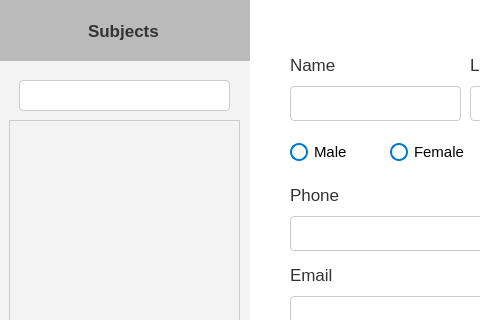
The window that School_System/ui/AddTeacherDialog.ui (KasperJack/School-Management-System) describes before a commit, drawn with Qt 5; both pictures show x 0 to 480 and y 0 to 320 of the 681 by 505 pixel window.
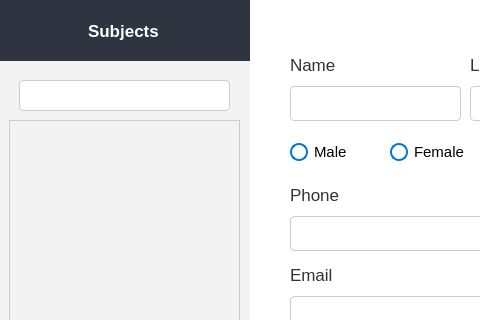
The same window after the commit.

```diff
--- a/School_System/ui/AddTeacherDialog.ui
+++ b/School_System/ui/AddTeacherDialog.ui
@@ -541,8 +541,9 @@
      </rect>
     </property>
     <property name="styleSheet">
-     <string notr="true">background-color: #bababa;
-border-radius: 0px;</string>
+     <string notr="true">/*background-color: #bababa;*/
+border-radius: 0px;
+ background-color:#2e3440;</string>
     </property>
     <widget class="QLabel" name="label">
      <property name="geometry">
@@ -561,7 +562,7 @@
       </font>
      </property>
      <property name="styleSheet">
-      <string notr="true"/>
+      <string notr="true">color: rgb(255, 255, 255);</string>
      </property>
      <property name="text">
       <string>Subjects</string>
```
